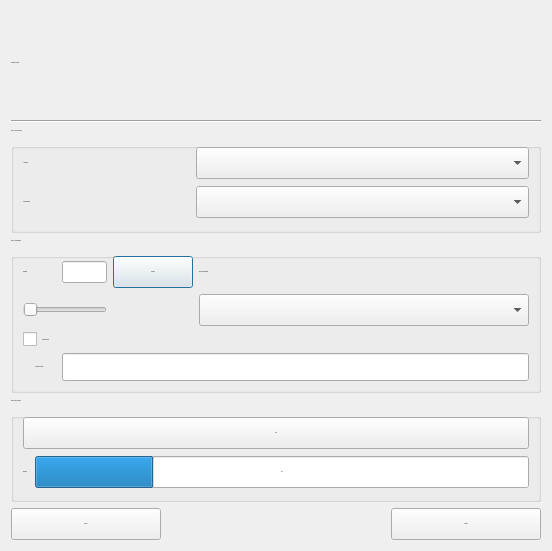
This is OffTargetAnalysis.ui in TrinhLab/CASPERapp as Qt 5 draws it before an edit. The edited form follows.
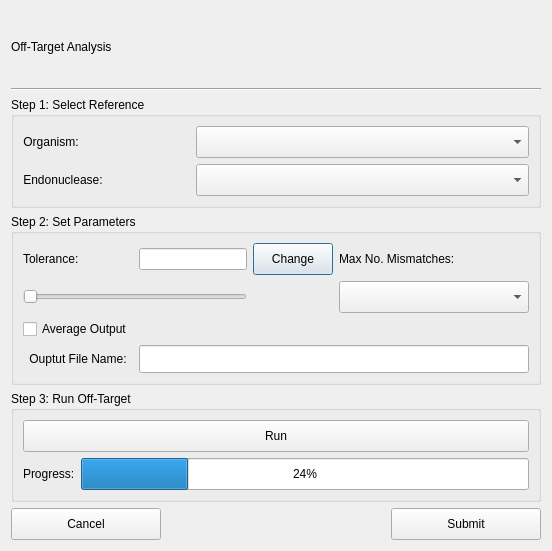
This is the edited form.

What changed in the file:
```diff
--- a/OffTargetAnalysis.ui
+++ b/OffTargetAnalysis.ui
@@ -13,7 +13,6 @@
   <property name="font">
    <font>
     <family>Arial</family>
-    <pointsize>-1</pointsize>
     <weight>50</weight>
     <italic>false</italic>
     <bold>false</bold>
@@ -46,7 +45,6 @@
         <property name="font">
          <font>
           <family>Arial</family>
-          <pointsize>-1</pointsize>
           <weight>50</weight>
           <italic>false</italic>
           <bold>false</bold>
@@ -71,7 +69,6 @@
         <property name="font">
          <font>
           <family>Arial</family>
-          <pointsize>-1</pointsize>
           <weight>50</weight>
           <italic>false</italic>
           <bold>false</bold>
@@ -174,7 +171,6 @@
         <property name="font">
          <font>
           <family>Arial</family>
-          <pointsize>-1</pointsize>
           <weight>50</weight>
           <italic>false</italic>
           <bold>false</bold>
```
Left out of the diff: 4 changed lines with no effect on the pictures.
